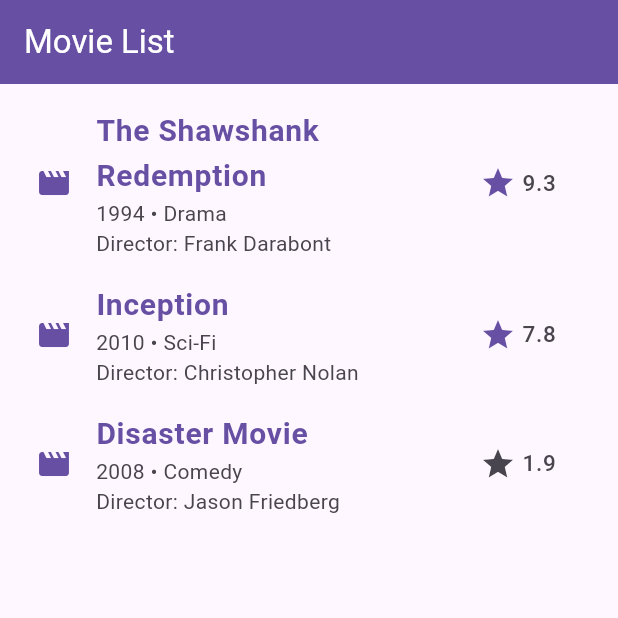
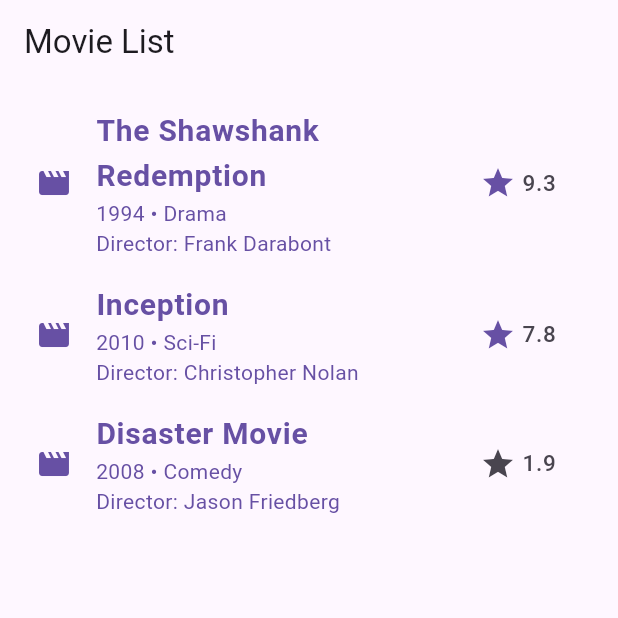
Before and after one commit to naphat-chanthakorn/naphat-6525-flutter-labs, a Flutter app: the MovieList screen opened directly, on a phone screen of 412 x 824 dp, the top half of it. Run offline on Flutter 3.47's test engine with Material 3 defaults, Android fonts, the phone set to English and light mode, and no system bars.

Commit message:
Add Dark and light Theme

```diff
--- a/naphat_widgets_exercises/lib/main_movies.dart
+++ b/naphat_widgets_exercises/lib/main_movies.dart
@@ -6,8 +6,17 @@
     MaterialApp(
       theme: ThemeData(
         useMaterial3: true,
-        colorScheme: ColorScheme.fromSeed(seedColor: Colors.deepPurple),
+        colorScheme: ColorScheme.fromSeed(seedColor: Colors.amber),
+        brightness: Brightness.light, // Light theme
       ),
+      darkTheme: ThemeData(
+        useMaterial3: true,
+        colorScheme: ColorScheme.fromSeed(
+          seedColor: Colors.amber,
+          brightness: Brightness.dark, // Dark theme
+        ),
+      ),
+      themeMode: ThemeMode.system,
       home: const MovieList(),
       debugShowCheckedModeBanner: false,
     ),
@@ -67,28 +76,28 @@
     final colorScheme = Theme.of(context).colorScheme;
 
     return Scaffold(
-      appBar: AppBar(
-        title: const Text('Movie List'),
-        backgroundColor: colorScheme.primary,
-        foregroundColor: Colors.white,
-      ),
+      appBar: AppBar(title: const Text('Movie List')),
       body: ListView(
         padding: const EdgeInsets.all(8.0),
         children: movies.map((movie) {
           final bool highRated = movie.rating >= 7.0;
 
           return ListTile(
-            leading: Icon(Icons.movie, color: colorScheme.primary),
+            leading: Icon(
+              Icons.movie,
+              color: Theme.of(context).colorScheme.primary,
+            ),
             title: Text(
               movie.title,
               style: TextStyle(
                 fontSize: 20,
                 fontWeight: FontWeight.bold,
-                color: colorScheme.primary,
+                color: Theme.of(context).colorScheme.primary,
               ),
             ),
             subtitle: Text(
               '${movie.year} • ${movie.genre}\nDirector: ${movie.director}',
+              style: TextStyle(color: Theme.of(context).colorScheme.primary),
             ),
             trailing: SizedBox(
               width: 60,
```
